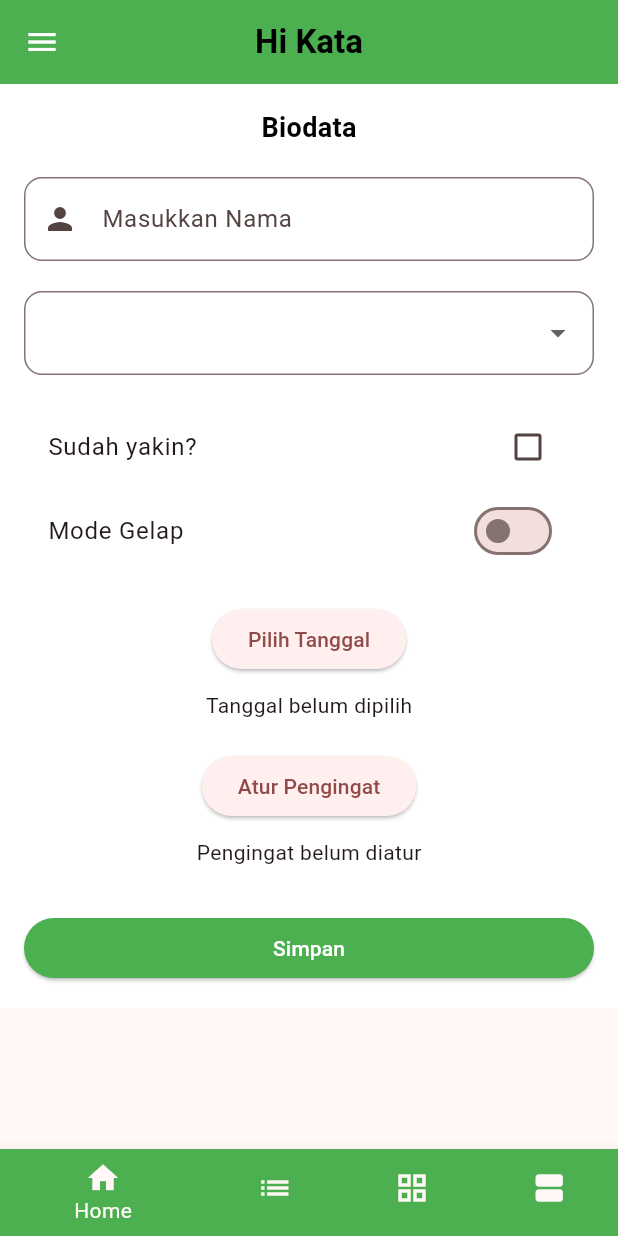
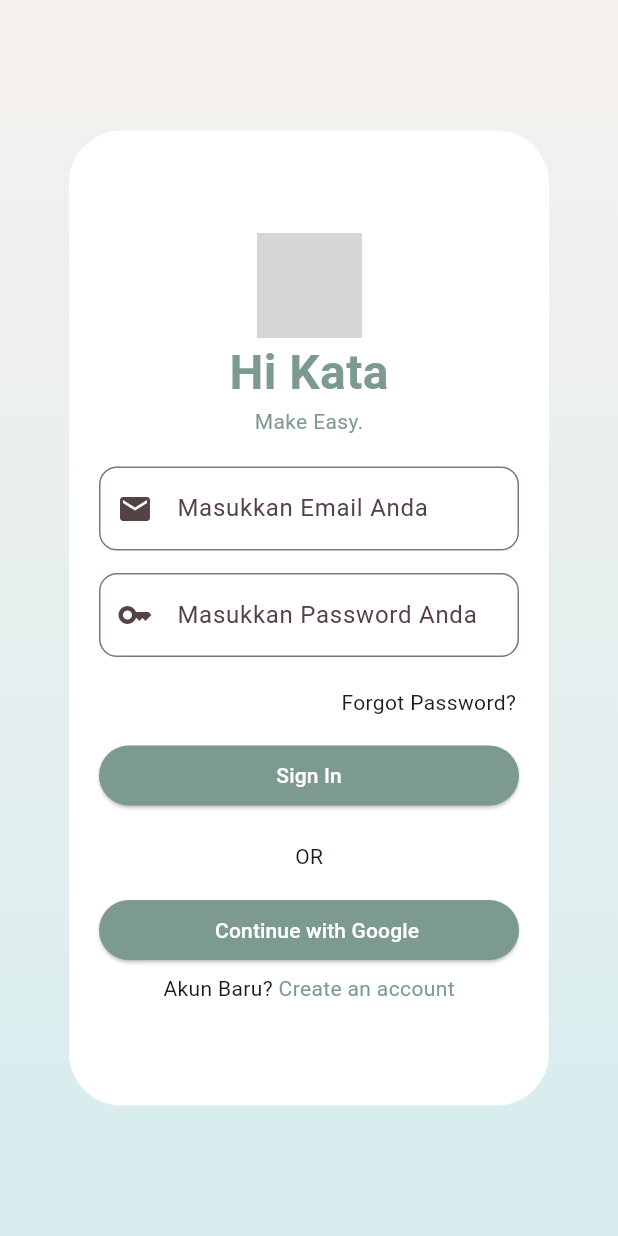
Before and after one commit to zacthappdev-star/flutterprojectjaka, a Flutter app: the screen it shows after launch, on a phone screen of 412 x 824 dp. Run offline on Flutter 3.47's test engine with Material 3 defaults, Android fonts, the phone set to English and light mode, and no system bars; grey boxes are pictures that could not be loaded.

Commit message:
flutter102

```diff
--- /dev/null
+++ b/ppkd_b6/lib/NextSlide.dart
@@ -0,0 +1,12 @@
+import 'package:flutter/material.dart';
+
+class Nextslide2 extends StatelessWidget {
+  final String email, password;
+
+  const Nextslide2({super.key, required this.password, required this.email});
+
+  @override
+  Widget build(BuildContext context) {
+    return Scaffold(body: Column(children: [Text(email), Text(password)]));
+  }
+}
--- /dev/null
+++ b/ppkd_b6/lib/flutter102.dart
@@ -0,0 +1,275 @@
+import 'package:flutter/gestures.dart';
+import 'package:flutter/material.dart';
+import 'package:ppkd_b6/NextSlide.dart';
+import 'package:ppkd_b6/extension.dart';
+
+class Formlogin extends StatefulWidget {
+  const Formlogin({super.key});
+  static const String routeName = "/signin";
+
+  @override
+  State<Formlogin> createState() => _FormloginState();
+}
+
+class _FormloginState extends State<Formlogin> {
+  final _formKey = GlobalKey<FormState>();
+  final emailcontroller = TextEditingController();
+  final passwordcontroller = TextEditingController();
+
+  @override
+  Widget build(BuildContext context) {
+    return Scaffold(
+      body: Form(
+        key: _formKey,
+        child: Container(
+          padding: const EdgeInsets.all(35),
+          width: double.infinity,
+          height: double.infinity,
+          decoration: BoxDecoration(
+            gradient: LinearGradient(
+              begin: Alignment.topCenter,
+              end: Alignment.bottomCenter,
+              colors: [Color(0xFFF6F1EE), Color.fromARGB(255, 214, 236, 238)],
+            ),
+          ),
+
+          child: Center(
+            child: Container(
+              width: 320,
+              height: 650,
+              decoration: BoxDecoration(
+                color: Colors.white,
+                borderRadius: BorderRadius.circular(35),
+              ),
+
+              child: Column(
+                mainAxisAlignment: MainAxisAlignment.center,
+                children: [
+                  Container(
+                    height: 70,
+                    width: 70,
+                    padding: EdgeInsets.all(8),
+                    decoration: BoxDecoration(
+                      color: Colors.white,
+                      shape: BoxShape.circle,
+                      image: DecorationImage(
+                        fit: BoxFit.cover,
+                        image: AssetImage("assets/images/kp2_dm.gif"),
+                      ),
+                    ),
+                  ),
+
+                  Text(
+                    "Hi Kata",
+                    style: TextStyle(
+                      fontSize: 32,
+                      fontWeight: FontWeight.bold,
+                      color: Color(0xFF7C9A92),
+                    ),
+                  ),
+
+                  Text(
+                    "Make Easy.",
+                    style: TextStyle(fontSize: 14, color: Color(0xFF7C9A92)),
+                  ),
+
+                  SizedBox(height: 10),
+
+                  Column(
+                    crossAxisAlignment: CrossAxisAlignment.start,
+                    spacing: 5,
+                    children: [
+                      Container(
+                        margin: EdgeInsets.fromLTRB(20, 10, 20, 0),
+                        child: TextFormField(
+                          controller: emailcontroller,
+                          decoration: InputDecoration(
+                            prefixIcon: Icon(Icons.email),
+                            hintText: "Masukkan Email Anda",
+                            focusedBorder: OutlineInputBorder(
+                              borderSide: BorderSide(color: Color(0xFF7C9A92)),
+                              borderRadius: BorderRadius.circular(12),
+                            ),
+                            border: OutlineInputBorder(
+                              borderSide: BorderSide(color: Color(0xFF7C9A92)),
+                              borderRadius: BorderRadius.circular(12),
+                            ),
+                          ),
+                          validator: (value) {
+                            if (value == null || value.isEmpty) {
+                              return "Email tidak boleh kosong";
+                            } else if (!value.contains('@')) {
+                              return "Format Email tidak valid";
+                            }
+                            return null;
+                          },
+                        ),
+                      ),
+
+                      Container(
+                        margin: EdgeInsets.fromLTRB(20, 10, 20, 0),
+                        child: TextFormField(
+                          controller: passwordcontroller,
+                          obscureText: true,
+                          decoration: InputDecoration(
+                            prefixIcon: Icon(Icons.key),
+                            hintText: "Masukkan Password Anda",
+                            focusedBorder: OutlineInputBorder(
+                              borderSide: BorderSide(color: Color(0xFF7C9A92)),
+                              borderRadius: BorderRadius.circular(12),
+                            ),
+                            border: OutlineInputBorder(
+                              borderSide: BorderSide(color: Color(0xFF7C9A92)),
+                              borderRadius: BorderRadius.circular(12),
+                            ),
+                          ),
+                          validator: (value) {
+                            if (value == null || value.isEmpty) {
+                              return "Password tidak boleh kosong";
+                            } else if (value.length < 6) {
+                              return "Password Anda Terlalu Singkat";
+                            }
+                            return null;
+                          },
+                        ),
+                      ),
+
+                      SizedBox(height: 10),
+
+                      Container(
+                        margin: EdgeInsets.only(right: 22),
+
+                        child: Row(
+                          mainAxisAlignment: MainAxisAlignment.end,
+
+                          children: [
+                            GestureDetector(
+                              onTap: () {
+                                print("Forgot Password Clicked");
+                              },
+                              child: Text("Forgot Password?"),
+                            ),
+                          ],
+                        ),
+                      ),
+
+                      Container(
+                        margin: EdgeInsets.fromLTRB(20, 10, 20, 0),
+                        child: SizedBox(
+                          width: double.infinity,
+                          child: ElevatedButton(
+                            onPressed: () {
+                              if (_formKey.currentState!.validate()) {
+                                print("Sudah memenuhi syarat");
+                                showDialog(
+                                  context: context,
+                                  builder: (BuildContext context) {
+                                    return AlertDialog(
+                                      title: Text("Berhasil"),
+                                      content: Text("Anda berhasil login"),
+                                      actions: [
+                                        TextButton(
+                                          onPressed: () {
+                                            context.push(
+                                              Nextslide2(
+                                                password:
+                                                    passwordcontroller.text,
+                                                email: emailcontroller.text,
+                                              ),
+                                            );
+                                          },
+                                          child: Text("Lanjut"),
+                                        ),
+                                      ],
+                                    );
+                                  },
+                                );
+                              }
+                            },
+
+                            style: ElevatedButton.styleFrom(
+                              backgroundColor: Color(0xFF7C9A92),
+                            ),
+
+                            child: Text(
+                              "Sign In",
+                              style: TextStyle(color: Colors.white),
+                            ),
+                          ),
+                        ),
+                      ),
+
+                      SizedBox(height: 10),
+                      Center(child: Text("OR")),
+
+                      Container(
+                        margin: EdgeInsets.fromLTRB(20, 10, 20, 0),
+                        child: SizedBox(
+                          width: double.infinity,
+                          child: ElevatedButton(
+                            onPressed: () {
+                              if (_formKey.currentState!.validate()) {
+                                print("Sudah memenuhi syarat");
+                                showDialog(
+                                  context: context,
+                                  builder: (BuildContext context) {
+                                    return AlertDialog(
+                                      title: Text("Berhasil"),
+                                      content: Text("Anda berhasil login"),
+                                      actions: [
+                                        TextButton(
+                                          onPressed: () {
+                                            Navigator.pop(context);
+                                          },
+                                          child: Text("Lanjut"),
+                                        ),
+                                      ],
+                                    );
+                                  },
+                                );
+                              }
+                            },
+
+                            style: ElevatedButton.styleFrom(
+                              backgroundColor: Color(0xFF7C9A92),
+                            ),
+
+                            child: Row(
+                              mainAxisAlignment: MainAxisAlignment.center,
+                              children: [
+                                Text(
+                                  "   Continue with Google",
+                                  style: TextStyle(color: Colors.white),
+                                ),
+                              ],
+                            ),
+                          ),
+                        ),
+                      ),
+
+                      Center(
+                        child: Text.rich(
+                          TextSpan(
+                            text: "Akun Baru?",
+                            children: [
+                              TextSpan(
+                                recognizer: TapGestureRecognizer()
+                                  ..onTap = () => Navigator.pop(context),
+                                text: " Create an account",
+                                style: TextStyle(color: Color(0xFF7C9A92)),
+                              ),
+                            ],
+                          ),
+                        ),
+                      ),
+                    ],
+                  ),
+                ],
+              ),
+            ),
+          ),
+        ),
+      ),
+    );
+  }
+}
--- a/ppkd_b6/lib/main.dart
+++ b/ppkd_b6/lib/main.dart
@@ -1,5 +1,5 @@
 import 'package:flutter/material.dart';
-import 'package:ppkd_b6/flutter8.dart';
+import 'package:ppkd_b6/flutter102.dart';
 
 void main() {
   runApp(const MyApp());
@@ -33,7 +33,7 @@ class MyApp extends StatelessWidget {
           seedColor: const Color.fromARGB(255, 183, 58, 58),
         ),
       ),
-      home: Navigator8(),
+      home: Formlogin(),
       // initialRoute: SplashScreen.routeName,
       // routes: {
       // SplashScreen.routeName: (context) => const SplashScreen(),
```
Also changed, not shown: ppkd_b6/lib/extension.dart (added, +69 -0 lines), ppkd_b6/lib/flutter10.dart (deleted).
